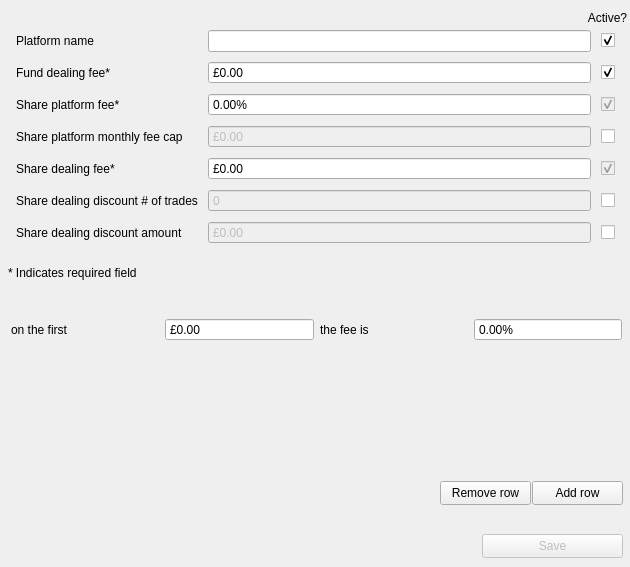
First picture: the form in gui/platform_edit.ui, repository RolandWH/SIPPCompare, before the edit.
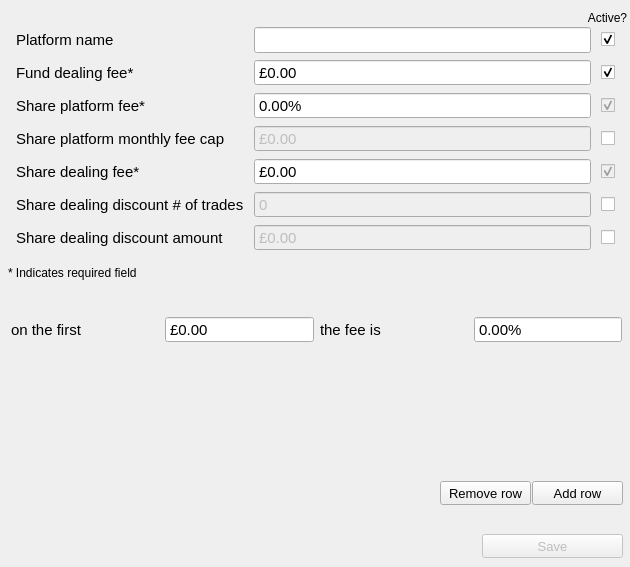
Second picture: the form after the edit. Custom widgets are drawn as their Qt base class.

Commit message: increase font size for better readability

The edit to the form file:
```diff
--- a/gui/platform_edit.ui
+++ b/gui/platform_edit.ui
@@ -63,6 +63,11 @@
       <property name="enabled">
        <bool>false</bool>
       </property>
+      <property name="font">
+       <font>
+        <pointsize>11</pointsize>
+       </font>
+      </property>
       <property name="buttonSymbols">
        <enum>QAbstractSpinBox::ButtonSymbols::NoButtons</enum>
       </property>
@@ -89,6 +94,11 @@
     </item>
     <item row="6" column="2">
      <widget class="FastEditQDoubleSpinBox" name="share_deal_fee_box">
+      <property name="font">
+       <font>
+        <pointsize>11</pointsize>
+       </font>
+      </property>
       <property name="buttonSymbols">
        <enum>QAbstractSpinBox::ButtonSymbols::NoButtons</enum>
       </property>
@@ -105,6 +115,11 @@
     </item>
     <item row="8" column="0" colspan="2">
      <widget class="QLabel" name="share_deal_reduce_trades_lab">
+      <property name="font">
+       <font>
+        <pointsize>11</pointsize>
+       </font>
+      </property>
       <property name="text">
        <string>Share dealing discount # of trades</string>
       </property>
@@ -115,6 +130,11 @@
     </item>
     <item row="5" column="0" colspan="2">
      <widget class="QLabel" name="share_plat_max_fee_lab">
+      <property name="font">
+       <font>
+        <pointsize>11</pointsize>
+       </font>
+      </property>
       <property name="text">
        <string>Share platform monthly fee cap</string>
       </property>
@@ -122,6 +142,11 @@
     </item>
     <item row="2" column="2">
      <widget class="FastEditQDoubleSpinBox" name="fund_deal_fee_box">
+      <property name="font">
+       <font>
+        <pointsize>11</pointsize>
+       </font>
+      </property>
       <property name="buttonSymbols">
        <enum>QAbstractSpinBox::ButtonSymbols::NoButtons</enum>
       </property>
@@ -138,6 +163,11 @@
     </item>
     <item row="6" column="0" colspan="2">
      <widget class="QLabel" name="share_deal_fee_lab">
+      <property name="font">
+       <font>
+        <pointsize>11</pointsize>
+       </font>
+      </property>
       <property name="text">
        <string>Share dealing fee*</string>
       </property>
@@ -148,6 +178,11 @@
       <property name="enabled">
        <bool>false</bool>
       </property>
+      <property name="font">
+       <font>
+        <pointsize>11</pointsize>
+       </font>
+      </property>
       <property name="buttonSymbols">
        <enum>QAbstractSpinBox::ButtonSymbols::NoButtons</enum>
       </property>
@@ -174,6 +209,11 @@
     </item>
     <item row="2" column="0" colspan="2">
      <widget class="QLabel" name="fund_deal_fee_lab">
+      <property name="font">
+       <font>
+        <pointsize>11</pointsize>
+       </font>
+      </property>
       <property name="text">
        <string>Fund dealing fee*</string>
       </property>
@@ -183,10 +223,21 @@
      <widget class="QCheckBox" name="share_plat_max_fee_check"/>
     </item>
     <item row="0" column="2">
-     <widget class="QLineEdit" name="plat_name_box"/>
+     <widget class="QLineEdit" name="plat_name_box">
+      <property name="font">
+       <font>
+        <pointsize>11</pointsize>
+       </font>
+      </property>
+     </widget>
     </item>
     <item row="9" column="0" colspan="2">
      <widget class="QLabel" name="share_deal_reduce_amount_lab">
+      <property name="font">
+       <font>
+        <pointsize>11</pointsize>
+       </font>
+      </property>
       <property name="text">
        <string>Share dealing discount amount</string>
       </property>
@@ -194,6 +245,11 @@
     </item>
     <item row="4" column="0" colspan="2">
      <widget class="QLabel" name="share_plat_fee_lab">
+      <property name="font">
+       <font>
+        <pointsize>11</pointsize>
+       </font>
+      </property>
       <property name="text">
        <string>Share platform fee*</string>
       </property>
@@ -201,6 +257,11 @@
     </item>
     <item row="4" column="2">
      <widget class="FastEditQDoubleSpinBox" name="share_plat_fee_box">
+      <property name="font">
+       <font>
+        <pointsize>11</pointsize>
+       </font>
+      </property>
       <property name="buttonSymbols">
        <enum>QAbstractSpinBox::ButtonSymbols::NoButtons</enum>
       </property>
@@ -217,6 +278,11 @@
     </item>
     <item row="0" column="0" colspan="2">
      <widget class="QLabel" name="plat_name_lab">
+      <property name="font">
+       <font>
+        <pointsize>11</pointsize>
+       </font>
+      </property>
       <property name="text">
        <string>Platform name</string>
       </property>
@@ -227,6 +293,11 @@
       <property name="enabled">
        <bool>false</bool>
       </property>
+      <property name="font">
+       <font>
+        <pointsize>11</pointsize>
+       </font>
+      </property>
       <property name="buttonSymbols">
        <enum>QAbstractSpinBox::ButtonSymbols::NoButtons</enum>
       </property>
@@ -255,6 +326,11 @@
      <height>24</height>
     </rect>
    </property>
+   <property name="font">
+    <font>
+     <pointsize>10</pointsize>
+    </font>
+   </property>
    <property name="text">
     <string>Save</string>
    </property>
@@ -303,6 +379,11 @@
     </property>
     <item row="0" column="3">
      <widget class="FastEditQDoubleSpinBox" name="first_tier_fee_box">
+      <property name="font">
+       <font>
+        <pointsize>11</pointsize>
+       </font>
+      </property>
       <property name="buttonSymbols">
        <enum>QAbstractSpinBox::ButtonSymbols::NoButtons</enum>
       </property>
@@ -319,6 +400,11 @@
     </item>
     <item row="0" column="0">
      <widget class="QLabel" name="first_tier_lab">
+      <property name="font">
+       <font>
+        <pointsize>11</pointsize>
+       </font>
+      </property>
       <property name="text">
        <string>on the first</string>
       </property>
@@ -326,6 +412,11 @@
     </item>
     <item row="0" column="2">
      <widget class="QLabel" name="first_tier_fee_lab">
+      <property name="font">
+       <font>
+        <pointsize>11</pointsize>
+       </font>
+      </property>
       <property name="text">
        <string>the fee is</string>
       </property>
@@ -333,6 +424,11 @@
     </item>
     <item row="0" column="1">
      <widget class="FastEditQDoubleSpinBox" name="first_tier_box">
+      <property name="font">
+       <font>
+        <pointsize>11</pointsize>
+       </font>
+      </property>
       <property name="buttonSymbols">
        <enum>QAbstractSpinBox::ButtonSymbols::NoButtons</enum>
       </property>
@@ -358,6 +454,11 @@
      <height>24</height>
     </rect>
    </property>
+   <property name="font">
+    <font>
+     <pointsize>10</pointsize>
+    </font>
+   </property>
    <property name="text">
     <string>Add row</string>
    </property>
@@ -371,6 +472,11 @@
      <height>24</height>
     </rect>
    </property>
+   <property name="font">
+    <font>
+     <pointsize>10</pointsize>
+    </font>
+   </property>
    <property name="text">
     <string>Remove row</string>
    </property>
```
The commit also changes 1 other file.
